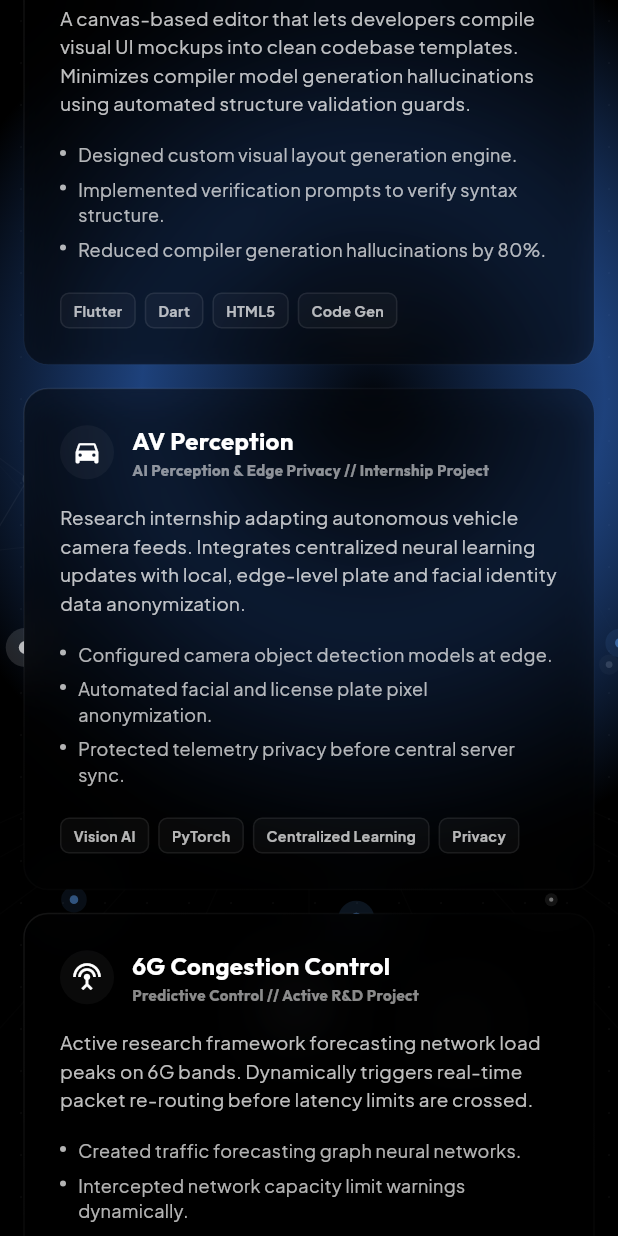
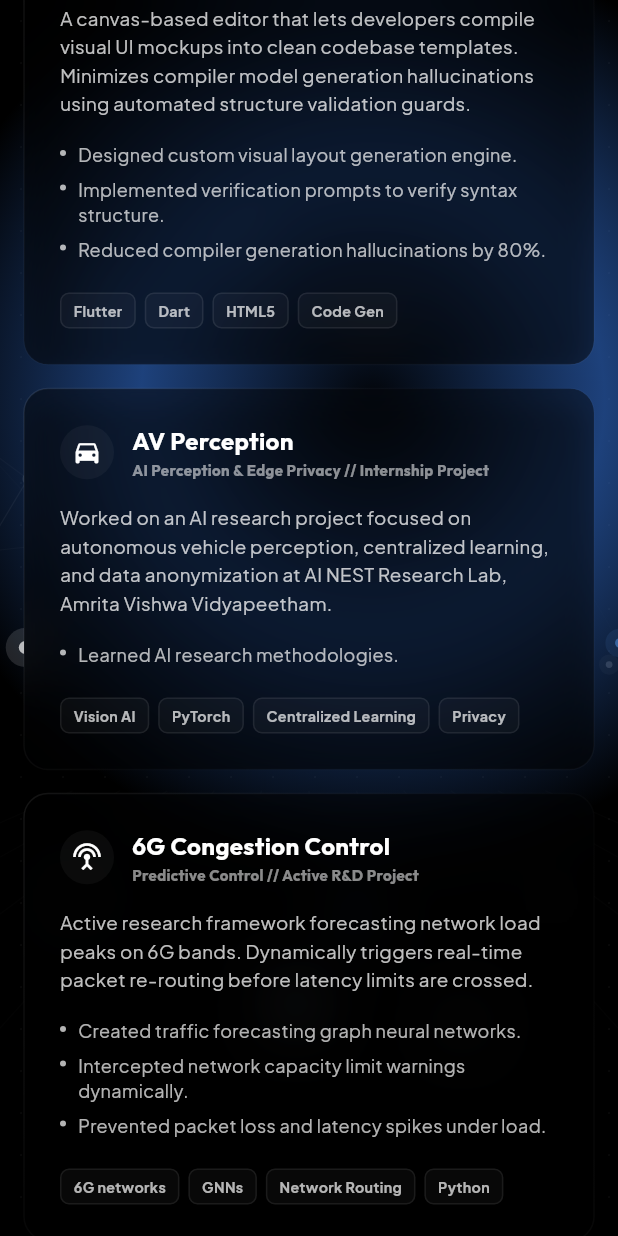
Before and after one commit to vishnu-vsgit/portfolio, a Flutter app: the screen it shows after launch, scrolled down 1152 dp, on a phone screen of 412 x 824 dp. Run offline on Flutter 3.47's test engine with Material 3 defaults, Android fonts, the phone set to English and light mode, and no system bars; our stand-ins replace google_fonts.

Commit message:
portfolio updates

```diff
--- a/lib/main.dart
+++ b/lib/main.dart
@@ -861,12 +861,8 @@ class _PortfolioShellState extends State<PortfolioShell>
         title: "AV Perception",
         subtitle: "AI Perception & Edge Privacy // Internship Project",
         description:
-            "Research internship adapting autonomous vehicle camera feeds. Integrates centralized neural learning updates with local, edge-level plate and facial identity data anonymization.",
-        accomplishments: [
-          "Configured camera object detection models at edge.",
-          "Automated facial and license plate pixel anonymization.",
-          "Protected telemetry privacy before central server sync.",
-        ],
+            "Worked on an AI research project focused on autonomous vehicle perception, centralized learning, and data anonymization at AI NEST Research Lab, Amrita Vishwa Vidyapeetham.",
+        accomplishments: ["Learned AI research methodologies."],
         technologies: [
           "Vision AI",
           "PyTorch",
```
